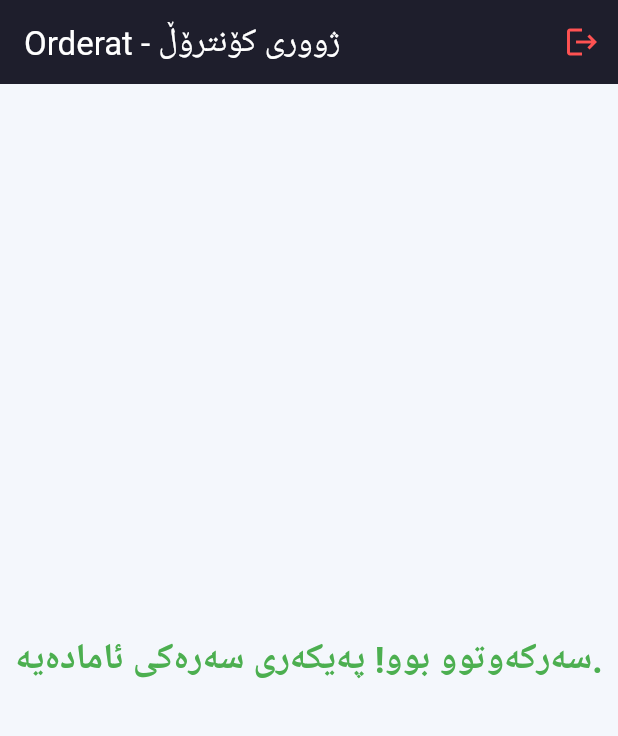
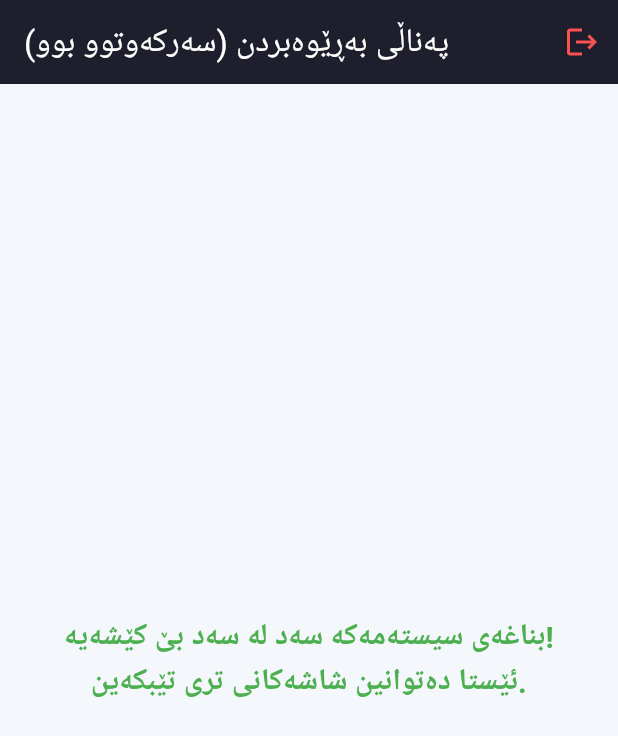
Before and after one commit to ordarat/Admin, a Flutter app: the screen it shows once a user with an empty profile is signed in, on a phone screen of 412 x 824 dp. Shown: the top 736 px of the screen. Run offline on Flutter 3.47's test engine with Material 3 defaults, Android fonts, the phone set to English and light mode, and no system bars; our stand-ins replace firebase_auth, firebase_core; accounts and stored records are empty.

Commit message:
Update main_layout.dart

```diff
--- a/lib/screens/main_layout.dart
+++ b/lib/screens/main_layout.dart
@@ -9,10 +9,10 @@ class MainLayout extends StatelessWidget {
   @override
   Widget build(BuildContext context) {
     return Scaffold(
-      backgroundColor: const Color(0xFFF4F7FC),
       appBar: AppBar(
         backgroundColor: const Color(0xFF1E1E2C),
-        title: const Text('Orderat - ژووری کۆنترۆڵ', style: TextStyle(color: Colors.white)),
+        foregroundColor: Colors.white,
+        title: const Text('پەناڵی بەڕێوەبردن (سەرکەوتوو بوو)'),
         actions: [
           IconButton(
             icon: const Icon(Icons.logout, color: Colors.redAccent),
@@ -23,7 +23,11 @@ class MainLayout extends StatelessWidget {
         ],
       ),
       body: const Center(
-        child: Text('سەرکەوتوو بوو! پەیکەری سەرەکی ئامادەیە.', style: TextStyle(fontSize: 24, fontWeight: FontWeight.bold, color: Colors.green)),
+        child: Text(
+          'بناغەی سیستەمەکە سەد لە سەد بێ کێشەیە!\nئێستا دەتوانین شاشەکانی تری تێبکەین.',
+          textAlign: TextAlign.center,
+          style: TextStyle(fontSize: 20, fontWeight: FontWeight.bold, color: Colors.green),
+        ),
       ),
     );
   }
```
